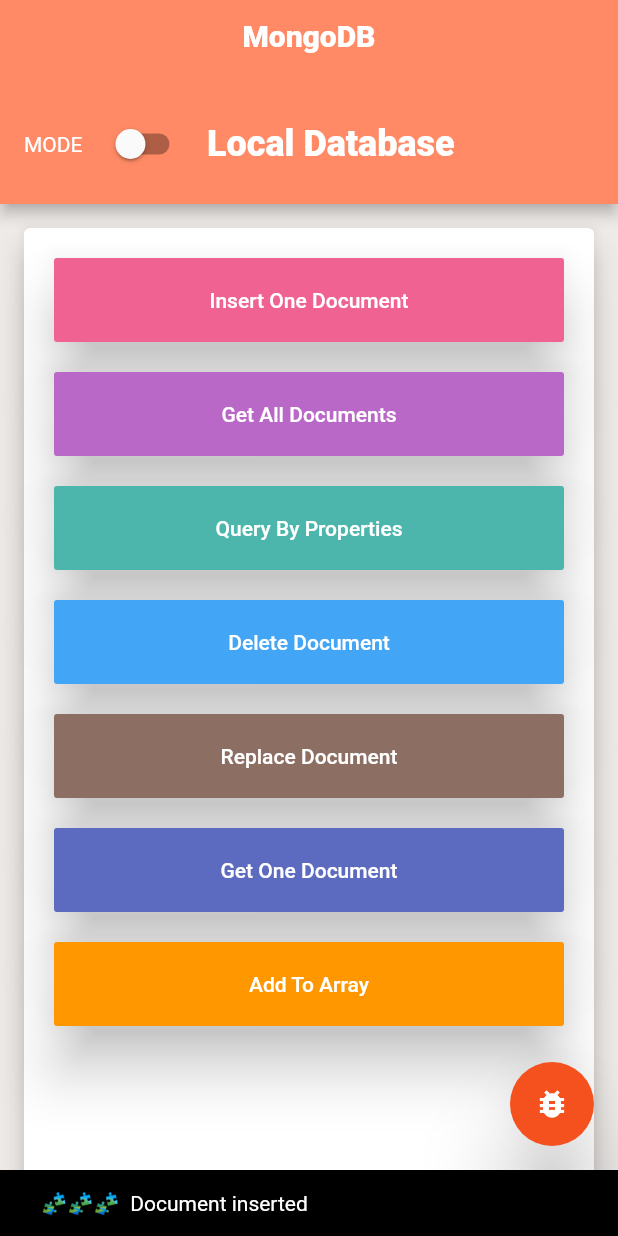
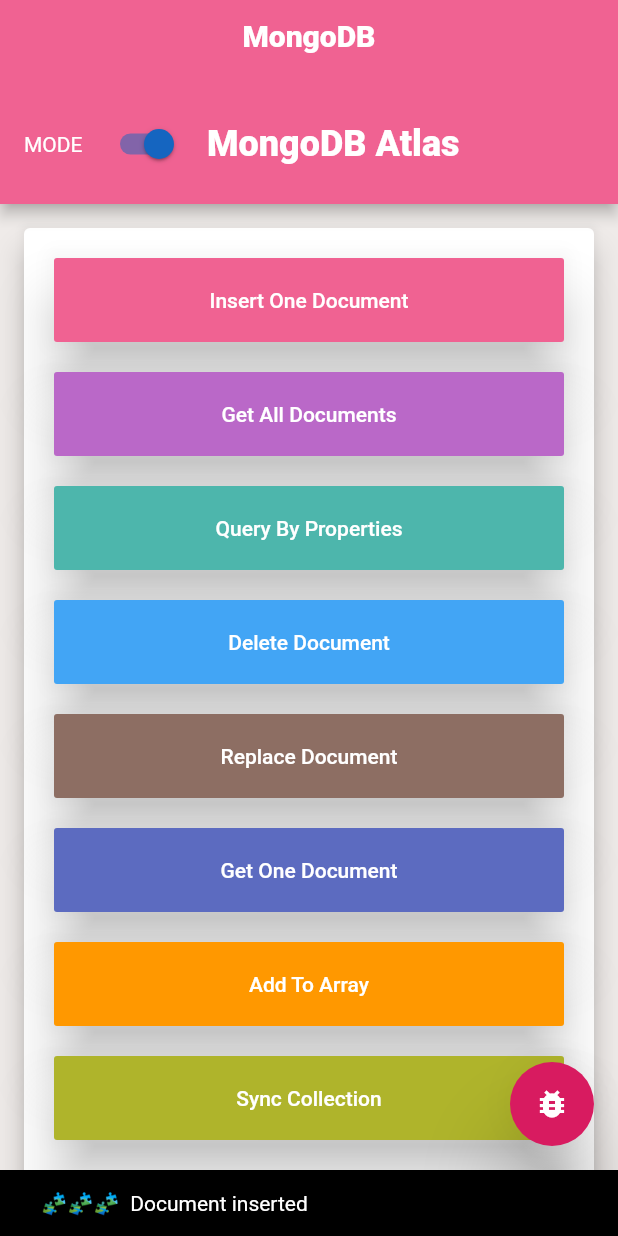
Before and after one commit to malengatiger/flutter-mongdb-mobile, a Flutter app: the screen it shows after launch, after a tap on "Insert One Document", on a phone screen of 412 x 824 dp. Run offline on Flutter 3.47's test engine with Material 2 defaults, Android fonts, the phone set to English and light mode, and no system bars.

Commit message:
🚼 added collection sync -  🚼  mobile to atlas!!  💚 💚 💚

```diff
--- a/mongodb_mobile/emojis.txt
+++ b/mongodb_mobile/emojis.txt
@@ -63,7 +63,7 @@
 
  ❤️ 🧡 💛 💚 💙 💜 🖤 💔 ❣️ 💕 💞 💓 💗 💖 💘 💝 💟 ☮️
 
- 🔅 🔆 〽️ ⚠️ 🚸 🔱 ⚜️ 🔰 ♻️ ✅ 🈯️ 💹 ❇️ ✳️ ❎ 🌐 💠 Ⓜ️ 🌀 💤 🏧 🚾 ♿️ 🅿️ 🈳 🈂️ 🛂 🛃 🛄 🛅 🚹 🚺 🚼
+ 🔅 🔆 〽️ ⚠️ 🚸 🔱 ⚜️ 🔰 ♻️ ✅ 🈯️ 💹 ❇️ ✳️ ❎ 🌐 💠 Ⓜ️ 🌀 💤 🏧 🚾 ♿️ 🅿️ 🈳 🈂️ 🛂 🛃 🛄 🛅 🚹 🚼🚺
 
  🚻 🚮 🎦 📶 🈁 🔣 ℹ️ 🔤 🔡 🔠 🆖 🆗 🆙 🆒 🆕 🆓 0️⃣ 1️⃣ 2️⃣ 3️⃣ 4️⃣ 5️⃣ 6️⃣ 7️⃣ 8️⃣ 9️⃣ 🔟
 
--- a/mongodb_mobile/example/lib/main.dart
+++ b/mongodb_mobile/example/lib/main.dart
@@ -40,14 +40,14 @@ class _MongoExampleAppState extends State<MongoExampleApp> {
       print(res);
       showSnackbar(
           scaffoldKey: _key,
-          message: '🏀 🏀 🏀  LOCAL DB setAppID succeeded',
+          message: '🏀 🏀 🏀  LOCAL DB connection succeeded',
           textColor: Colors.white,
           backgroundColor: Colors.teal.shade900);
     } on PlatformException catch (f) {
       print('👿👿👿👿👿👿👿👿 PlatformException 🍎 🍎 🍎 - $f');
       showSnackbar(
           scaffoldKey: _key,
-          message: 'setAppID failed',
+          message: '👽 Local database connection failed 👽 👽 👽 ',
           textColor: Colors.yellow,
           backgroundColor: Colors.pink.shade900);
     }
@@ -70,14 +70,14 @@ class _MongoExampleAppState extends State<MongoExampleApp> {
       print(res);
       showSnackbar(
           scaffoldKey: _key,
-          message: '❤️ 🧡 💛 💚 💙 💜 Mongo Atlas DB setAppID succeeded',
+          message: '❤️ 🧡 💛 💚 💙 💜 Mongo Atlas connected',
           textColor: Colors.white,
           backgroundColor: Colors.teal.shade900);
     } on PlatformException catch (f) {
       print('👿👿👿👿👿👿👿👿 PlatformException 🍎 🍎 🍎 - $f');
       showSnackbar(
           scaffoldKey: _key,
-          message: 'setAppID failed',
+          message: '👽 Atlas connection failed 👽 👽 👽 ',
           textColor: Colors.yellow,
           backgroundColor: Colors.pink.shade900);
     }
@@ -87,15 +87,37 @@ class _MongoExampleAppState extends State<MongoExampleApp> {
   }
 
   Random random = Random(DateTime.now().millisecondsSinceEpoch);
+  static const DB = 'ardb', COLLECTION = "testCollection";
+  List<String> fNames = [
+    "John",
+    "Vusi",
+    "Lulu",
+    "Kgabi",
+    "Peter",
+    "Obby",
+    "Tiger"
+  ];
+  List<String> lNames = [
+    "Malenga",
+    "Jackson",
+    "Maringa",
+    "Johnson",
+    "Petersen",
+    "Bhengu"
+  ];
+
+  void setNames() {}
 
   /// Add document to a collection
   Future insertDocument() async {
     debugPrint('\n\n💙 💙  inserting a  document ....');
     dynamic result;
     try {
-      var carrier = Carrier(db: 'testdb', collection: 'testCollection', data: {
-        'name': 'Kassambe',
-        'lastName': 'Obama',
+      var fIndex = random.nextInt(fNames.length - 1);
+      var lIndex = random.nextInt(lNames.length - 1);
+      var carrier = Carrier(db: DB, collection: COLLECTION, data: {
+        'name': fNames.elementAt(fIndex),
+        'lastName': lNames.elementAt(lIndex),
         'wealth': random.nextInt(100000) * 1.04,
         'date': DateTime.now().toUtc().toIso8601String(),
         'desc': '🍎  serve with purpose  💙'
@@ -110,7 +132,35 @@ class _MongoExampleAppState extends State<MongoExampleApp> {
           textColor: Colors.white);
     } on PlatformException catch (f) {
       print('👿👿👿👿👿👿👿👿 PlatformException 🍎 🍎 🍎 - $f');
-      result = 'Failed to get platform version.';
+      showSnackbar(
+          message: ' 😡  😡 Document insert failed',
+          scaffoldKey: _key,
+          backgroundColor: Colors.red.shade700,
+          textColor: Colors.yellow);
+    }
+  }
+
+  /// Sync collection
+  Future syncCollection() async {
+    debugPrint('\n\n💙 💙  syncCollection  ....');
+    dynamic result;
+    try {
+      var carrier = Carrier(db: DB, collection: COLLECTION);
+      result = await MongodbMobile.sync(carrier);
+      debugPrint(
+          '\n\n🧩🧩🧩🧩🧩🧩  _MyAppState: syncCollection: 🧩🧩🧩  🍎 result: $result\n\n\n');
+      showSnackbar(
+          message: ' 🧩🧩🧩  Document inserted',
+          scaffoldKey: _key,
+          backgroundColor: Colors.black,
+          textColor: Colors.white);
+    } on PlatformException catch (f) {
+      print('👿👿👿👿👿👿👿👿 PlatformException 🍎 🍎 🍎 - $f');
+      showSnackbar(
+          message: ' 😡  😡 Sync Collection failed',
+          scaffoldKey: _key,
+          backgroundColor: Colors.red.shade700,
+          textColor: Colors.yellowAccent);
     }
   }
 
@@ -120,8 +170,8 @@ class _MongoExampleAppState extends State<MongoExampleApp> {
     dynamic result;
     try {
       var carrier = Carrier(
-          db: 'testdb',
-          collection: 'testCollection',
+          db: DB,
+          collection: COLLECTION,
           id: "5cf8a2206bc83124d1e93787",
           arrayName: "musicTracks",
           data: {
@@ -153,7 +203,7 @@ class _MongoExampleAppState extends State<MongoExampleApp> {
   Future getAllDocuments() async {
     debugPrint('\n\n💙 💙  getAllDocuments ....');
     try {
-      var carrier = Carrier(db: 'testdb', collection: 'testCollection');
+      var carrier = Carrier(db: DB, collection: COLLECTION);
       documents = await MongodbMobile.getAll(carrier);
       debugPrint(
           '\n\n🍎 🍎 🍎 _MyAppState: getAllDocuments 🧩🧩🧩  retrieved : 🍎 ${documents.length} documents 🍎 \n\n\n');
@@ -173,9 +223,7 @@ class _MongoExampleAppState extends State<MongoExampleApp> {
     debugPrint('\n\n💙 💙  delete ....');
     try {
       var carrier = Carrier(
-          db: 'testdb',
-          collection: 'testCollection',
-          id: '5cf972ec6bc831030099670d');
+          db: DB, collection: COLLECTION, id: '5cf972ec6bc831030099670d');
       var res = await MongodbMobile.delete(carrier);
       debugPrint(
           '\n\n🍎 🍎 🍎 _MyAppState:delete: 🧩🧩🧩  deleted : 🍎  : $res 🍎 \n\n\n');
@@ -195,9 +243,7 @@ class _MongoExampleAppState extends State<MongoExampleApp> {
     debugPrint('\n\n💙 💙  get one doc ....');
     try {
       var carrier = Carrier(
-          db: 'testdb',
-          collection: 'testCollection',
-          id: '5cf8e4aa6bc8315dd0a51755');
+          db: DB, collection: COLLECTION, id: '5cf8e4aa6bc8315dd0a51755');
       var res = await MongodbMobile.getOne(carrier);
       debugPrint(
           '\n\n🍎 🍎 🍎 _MyAppState:delete: 🧩🧩🧩  get one : 🍎 : $res 🍎 \n\n\n');
@@ -217,8 +263,8 @@ class _MongoExampleAppState extends State<MongoExampleApp> {
     debugPrint('\n\n💙 💙  replace  ....');
     try {
       var carrier = Carrier(
-          db: 'testdb',
-          collection: 'testCollection',
+          db: DB,
+          collection: COLLECTION,
           id: '5cf8a0c16bc831de7f4c9b85',
           data: {
             'name': 'Aubrey St Vincent',
@@ -245,7 +291,7 @@ class _MongoExampleAppState extends State<MongoExampleApp> {
   Future query() async {
     debugPrint('\n\n💙 💙  getByProperty ....');
     try {
-      var carrier = Carrier(db: 'testdb', collection: 'testCollection', query: {
+      var carrier = Carrier(db: DB, collection: COLLECTION, query: {
         "gt": {"wealth": 9000},
         "eq": {"lastName": "Obama"},
         "and": true,
@@ -296,7 +342,7 @@ class _MongoExampleAppState extends State<MongoExampleApp> {
   }
 
   GlobalKey<ScaffoldState> _key = GlobalKey();
-  bool isRemote = false;
+  bool isRemote = true;
   void _onSwitchChanged(bool status) {
     debugPrint('onSwitchChanged:  🚼 🚼 $status');
     setState(() {
@@ -512,7 +558,27 @@ class _MongoExampleAppState extends State<MongoExampleApp> {
                       ),
                     ),
                     SizedBox(
-                      height: 40,
+                      height: 20,
+                    ),
+                    isRemote
+                        ? Container(
+                            width: 260,
+                            child: RaisedButton(
+                              onPressed: syncCollection,
+                              elevation: 16,
+                              color: Colors.lime.shade700,
+                              child: Padding(
+                                padding: const EdgeInsets.all(20.0),
+                                child: Text(
+                                  'Sync Collection',
+                                  style: TextStyle(color: Colors.white),
+                                ),
+                              ),
+                            ),
+                          )
+                        : Container(),
+                    SizedBox(
+                      height: 20,
                     ),
                   ],
                 ),
--- a/mongodb_mobile/lib/mongodb_mobile.dart
+++ b/mongodb_mobile/lib/mongodb_mobile.dart
@@ -21,8 +21,16 @@ class MongodbMobile {
   static Future<String> setAppID(dynamic config) async {
     var res = await _channel.invokeMethod('setAppID', config);
     debugPrint(
-        '🍎 MongodbMobile: 🍀  Stitch AppID has been set, result: 🧩🧩🧩 $res');
+        '🍎 MongodbMobile: 🍀  MongoDB Mobile should be connected, result: 🧩🧩🧩 $res');
     return '🧩🧩🧩 appID has been set';
+  }
+
+  /// insert one document intp collection
+  static Future sync(Carrier carrier) async {
+    var res = await _channel.invokeMethod('sync', carrier.toJson());
+    debugPrint(
+        '\n\n🍎 MongodbMobile: 🍀  sync started?, result: 🧩🧩🧩🧩🧩 id::  $res  🧩🧩🧩🧩');
+    return res;
   }
 
   /// insert one document intp collection
```
Also changed, not shown: 3 other files.
